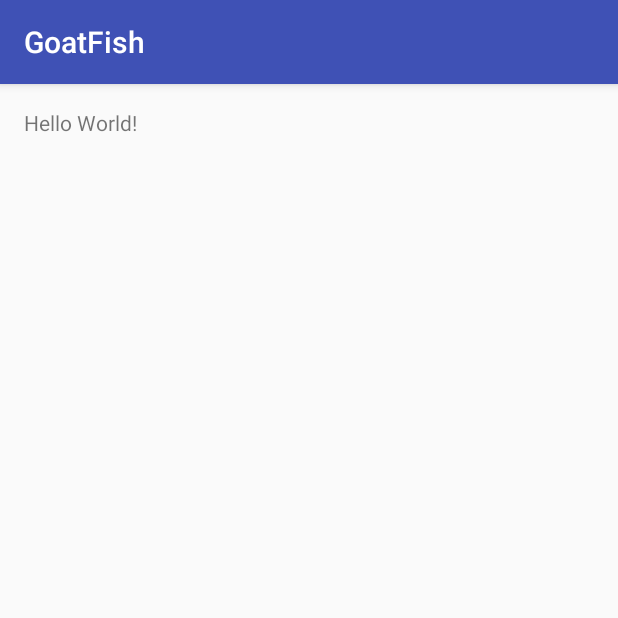
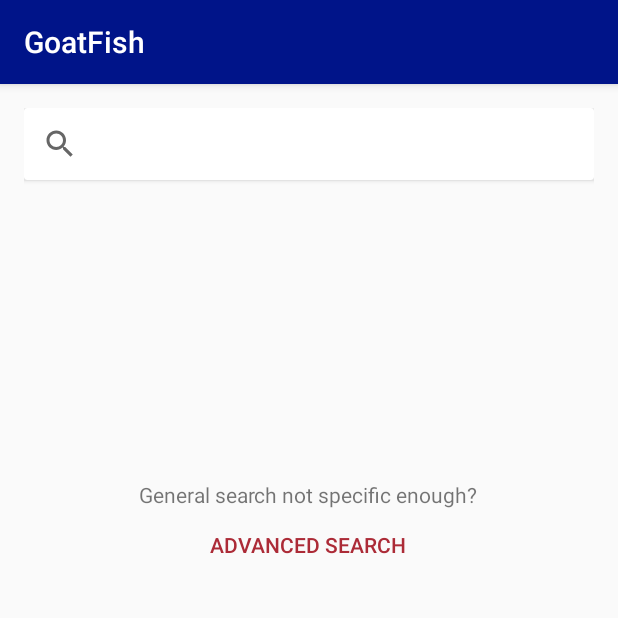
Before and after one commit to DarrienG/GoatFish-Android, an Android app: the screen it shows after launch (SearchActivity), on a phone screen of 412 x 824 dp, the top half of it. Run offline under Robolectric (Android 15) with nearby library versions, the phone set to English and light mode, and no system bars.

Commit message:
Skeleton of main screen complete

```diff
--- a/app/build.gradle
+++ b/app/build.gradle
@@ -23,4 +23,5 @@ dependencies {
     compile fileTree(dir: 'libs', include: ['*.jar'])
     testCompile 'junit:junit:4.12'
     compile 'com.android.support:appcompat-v7:23.3.0'
+    compile 'com.android.support:cardview-v7:23.3.0'
 }
--- /dev/null
+++ b/app/src/main/java/com/darrienglasser/goatfish/AdvancedSearchActivity.java
@@ -0,0 +1,4 @@
+package com.darrienglasser.goatfish;
+
+public class AdvancedSearchActivity {
+}
--- a/app/src/main/java/com/darrienglasser/goatfish/SearchActivity.java
+++ b/app/src/main/java/com/darrienglasser/goatfish/SearchActivity.java
@@ -2,12 +2,36 @@ package com.darrienglasser.goatfish;
 
 import android.support.v7.app.AppCompatActivity;
 import android.os.Bundle;
+import android.support.v7.widget.SearchView;
+import android.view.View;
+
 
 public class SearchActivity extends AppCompatActivity {
+
+    /**
+     * Container holding searchView. Allows us to add shadow to searchView and larger click target.
+     */
+    View mSearchContainer;
+    /**
+     * Main search bar.
+     */
+    SearchView mSearchBar;
 
     @Override
     protected void onCreate(Bundle savedInstanceState) {
         super.onCreate(savedInstanceState);
         setContentView(R.layout.activity_search);
+        mSearchContainer = findViewById(R.id.parent_search_container);
+        mSearchBar = (SearchView) findViewById(R.id.search_view);
+        mSearchBar.setQueryHint(getString(R.string.search_field));
+
+        mSearchContainer.setOnClickListener(new View.OnClickListener() {
+            @Override
+            public void onClick(View v) {
+                mSearchBar.onActionViewExpanded();
+            }
+        });
     }
+
+
 }
--- a/app/src/main/res/layout/activity_search.xml
+++ b/app/src/main/res/layout/activity_search.xml
@@ -1,5 +1,5 @@
 <?xml version="1.0" encoding="utf-8"?>
-<RelativeLayout xmlns:android="http://schemas.android.com/apk/res/android"
+<LinearLayout xmlns:android="http://schemas.android.com/apk/res/android"
     xmlns:tools="http://schemas.android.com/tools"
     android:layout_width="match_parent"
     android:layout_height="match_parent"
@@ -7,10 +7,38 @@
     android:paddingLeft="@dimen/activity_horizontal_margin"
     android:paddingRight="@dimen/activity_horizontal_margin"
     android:paddingTop="@dimen/activity_vertical_margin"
-    tools:context="com.darrienglasser.goatfish.SearchActivity">
+    tools:context="com.darrienglasser.goatfish.SearchActivity"
+    android:orientation="vertical">
+
+
+    <android.support.v7.widget.CardView
+        android:id="@+id/parent_search_container"
+        android:layout_width="match_parent"
+        android:layout_height="wrap_content"
+        android:clickable="true">
+
+        <android.support.v7.widget.SearchView
+            android:id="@+id/search_view"
+            android:layout_width="match_parent"
+            android:layout_height="match_parent"
+            android:queryHint="Hello world"/>
+    </android.support.v7.widget.CardView>
+
 
     <TextView
         android:layout_width="wrap_content"
         android:layout_height="wrap_content"
-        android:text="Hello World!" />
-</RelativeLayout>
+        android:layout_gravity="center_horizontal"
+        android:layout_marginTop="200dp"
+        android:text="@string/specifier_text"/>
+
+    <Button
+        android:layout_width="wrap_content"
+        android:layout_height="wrap_content"
+        android:layout_gravity="center_horizontal"
+        style="?android:attr/borderlessButtonStyle"
+        android:text="@string/helper_text"
+        android:textColor="@color/colorAccent"/>
+
+
+</LinearLayout>
--- a/app/src/main/res/values/colors.xml
+++ b/app/src/main/res/values/colors.xml
@@ -1,6 +1,6 @@
 <?xml version="1.0" encoding="utf-8"?>
 <resources>
-    <color name="colorPrimary">#3F51B5</color>
-    <color name="colorPrimaryDark">#303F9F</color>
-    <color name="colorAccent">#FF4081</color>
+    <color name="colorPrimary">#001489</color>
+    <color name="colorPrimaryDark">#000d57</color>
+    <color name="colorAccent">#AC2B37</color>
 </resources>
--- a/app/src/main/res/values/strings.xml
+++ b/app/src/main/res/values/strings.xml
@@ -1,3 +1,6 @@
 <resources>
     <string name="app_name">GoatFish</string>
+    <string name="search_field">Permit info, area, etc.</string>
+    <string name="helper_text">Advanced Search</string>
+    <string name="specifier_text">General search not specific enough?</string>
 </resources>
--- a/app/src/main/res/values/styles.xml
+++ b/app/src/main/res/values/styles.xml
@@ -7,5 +7,4 @@
         <item name="colorPrimaryDark">@color/colorPrimaryDark</item>
         <item name="colorAccent">@color/colorAccent</item>
     </style>
-
 </resources>
```
Also changed, not shown: app/src/main/res/drawable/ic_keyboard_voice_black_48dp.png (added).
